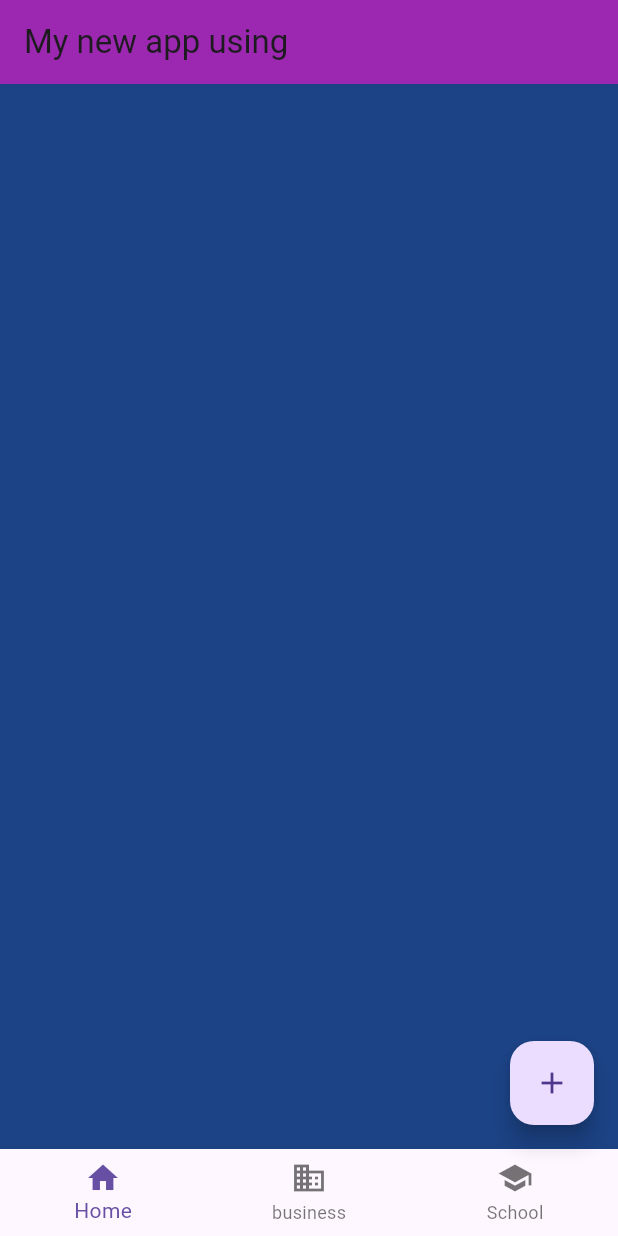
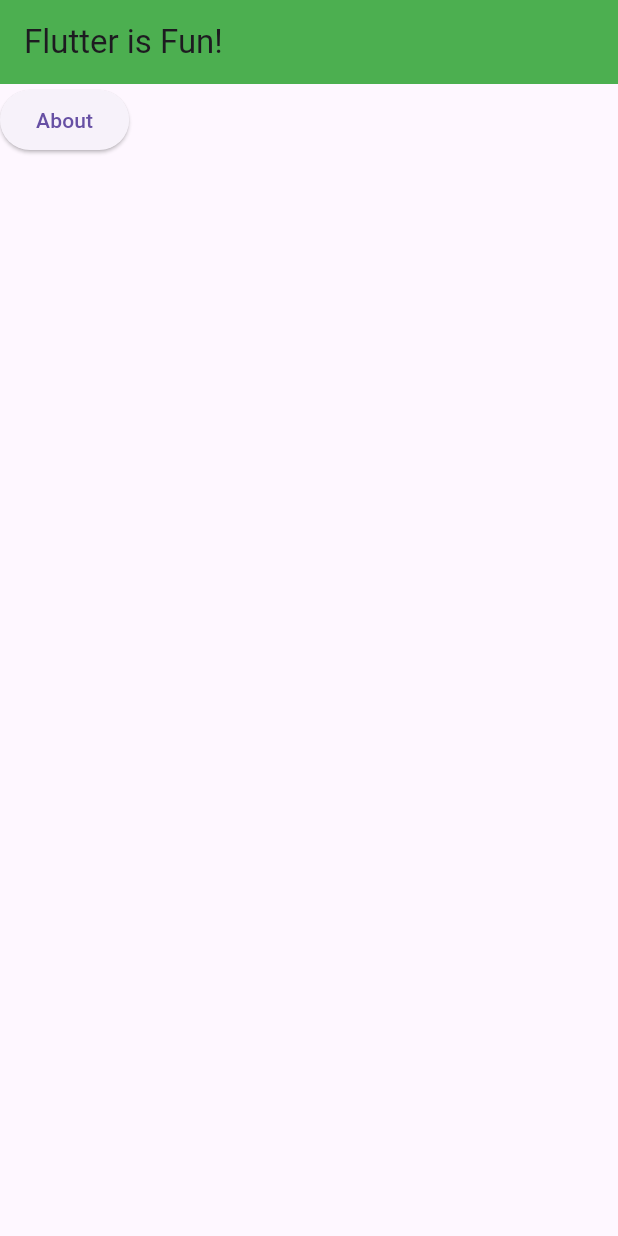
Before and after one commit to UnknownBTW/My-first-windows-app, a Flutter app: the screen it shows after launch, on a phone screen of 412 x 824 dp. Run offline on Flutter 3.47's test engine with Material 3 defaults, Android fonts, the phone set to English and light mode, and no system bars.

Commit message:
About page
new pages

```diff
--- a/myapp/lib/main.dart
+++ b/myapp/lib/main.dart
@@ -8,52 +8,49 @@
 
 }
 
-class MyApp extends StatelessWidget {
+class MyApp extends StatefulWidget {
   const MyApp({super.key});
+
+  @override
+  State<MyApp> createState() => _MyAppState();
+}
+
+class _MyAppState extends State<MyApp> {
+
+  int count = 0;
 
   @override
   Widget build(BuildContext context) {
     return MaterialApp(
       home: Scaffold(
         appBar: AppBar(
-          backgroundColor: Colors.purple,
-          title: const Text("My new app using"),
+          backgroundColor: Colors.green,
+          title: const Text('Flutter is Fun!'),
         ),
 
-        floatingActionButton: FloatingActionButton(
-          child: Icon(Icons.add),
-          onPressed: (){
-            print('Pressed!!');
+        body: ElevatedButton(
+          child: Text('About'),
+          onPressed: () {
+            Navigator.push(
+              context,
+              MaterialPageRoute(
+                builder: (_) => AboutScreen(),
+              ),
+            );
           },
         ),
-
-        bottomNavigationBar: BottomNavigationBar(
-          items: const [
-            BottomNavigationBarItem(
-              icon: Icon(Icons.home),
-              label: 'Home',
-            ),
-             BottomNavigationBarItem(
-              icon: Icon(Icons.business),
-              label: 'business',
-            ),
-             BottomNavigationBarItem(
-              icon: Icon(Icons.school),
-              label: 'School',
-            ),
-          ],
-        ),
-
-        body: ListView.builder(
-          itemBuilder: (_, index){
-            return Container(
-              color: Color((math.Random().nextDouble() * 0xFFFFFF).toInt()).withOpacity(1.0),
-              width: 500,
-              height: 500,
-            );
-          },
-        )
-      )
+      ),
     );
   }
 }
+
+class AboutScreen extends StatelessWidget{
+  const AboutScreen({ Key? key }) : super(key: key);
+
+  @override
+  Widget build(BuildContext context) {
+    return Scaffold(
+      appBar: AppBar(),
+    );
+  }
+}
```
